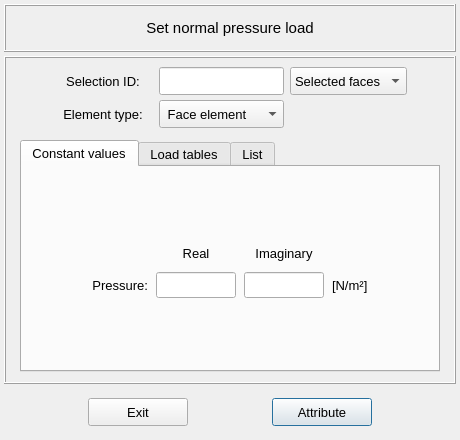
Before: the Qt Designer form vibra/interface/data/ui_files/model/setup/structural/normal_pressure_load_inputs.ui in MOPT-UFSC/VIBRA, drawn with Qt 5.
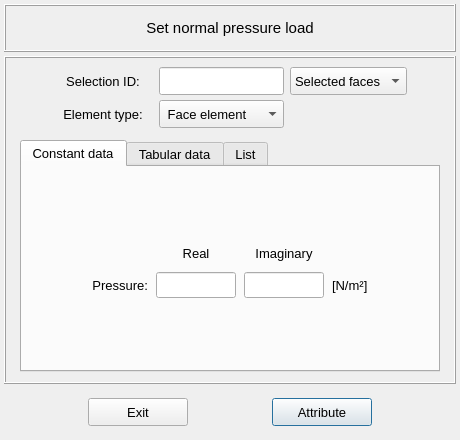
After: the same form once the commit is applied.

What changed in the file:
```diff
--- a/vibra/interface/data/ui_files/model/setup/structural/normal_pressure_load_inputs.ui
+++ b/vibra/interface/data/ui_files/model/setup/structural/normal_pressure_load_inputs.ui
@@ -414,7 +414,7 @@
            </property>
            <widget class="QWidget" name="tab_constant_values">
             <attribute name="title">
-             <string>Constant values</string>
+             <string>Constant data</string>
             </attribute>
             <layout class="QGridLayout" name="gridLayout_12">
              <property name="leftMargin">
@@ -724,7 +724,7 @@
            </widget>
            <widget class="QWidget" name="tab_load_tables">
             <attribute name="title">
-             <string>Load tables</string>
+             <string>Tabular data</string>
             </attribute>
             <layout class="QGridLayout" name="gridLayout_10">
              <property name="leftMargin">
```
Left out of the diff: 8 changed lines with no effect on the pictures.
